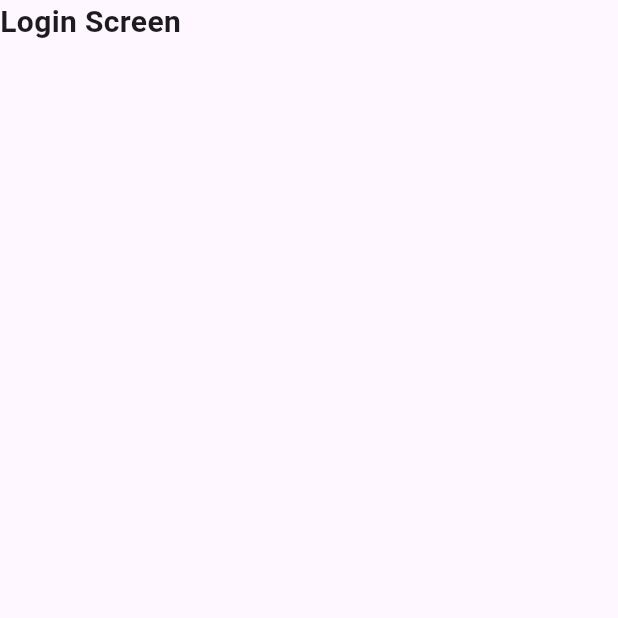
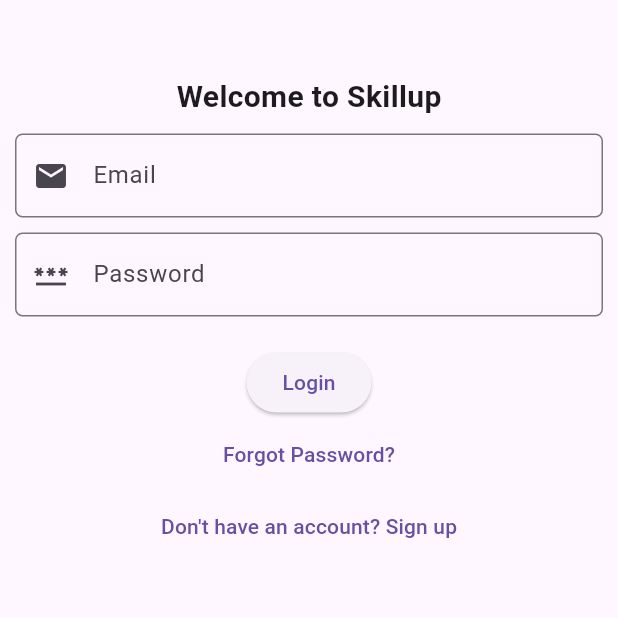
Before and after one commit to Syfur007/skillup, a Flutter app: the screen it shows after launch, on a phone screen of 412 x 824 dp, the top half of it. Run offline on Flutter 3.47's test engine with Material 3 defaults, Android fonts, the phone set to English and light mode, and no system bars; our stand-ins replace firebase_core, firebase_crashlytics; accounts and stored records are empty.

Commit message:
feat: implement authentication logic in AuthProvider and enhance LoginScreen UI with form validation

```diff
--- a/lib/features/auth/providers/auth_provider.dart
+++ b/lib/features/auth/providers/auth_provider.dart
@@ -3,3 +3,27 @@
 // Choose your preferred state solution (Riverpod, Provider, Bloc) and wire it.
 
 // Placeholder: implement AuthProvider here.
+
+class AuthProvider {
+  // Add authentication logic here
+  String? validateEmail(String? value) {
+    if (value == null || value.isEmpty) {
+      return 'Email is required';
+    }
+    final emailRegex = RegExp(r'^[\w-\.]+@([\w-]+\.)+[\w-]{2,4}$');
+    if (!emailRegex.hasMatch(value)) {
+      return 'Enter a valid email address';
+    }
+    return null;
+  }
+
+  String? validatePassword(String? value) {
+    if (value == null || value.isEmpty) {
+      return 'Password is required';
+    }
+    if (value.length < 6) {
+      return 'Password must be at least 6 characters long';
+    }
+    return null;
+  }
+}
--- a/lib/features/auth/screens/login_screen.dart
+++ b/lib/features/auth/screens/login_screen.dart
@@ -1,4 +1,7 @@
 import 'package:flutter/material.dart';
+import '../providers/auth_provider.dart';
+
+final _formKey = GlobalKey<FormState>();
 
 class LoginScreen extends StatefulWidget {
   const LoginScreen({super.key});
@@ -8,16 +11,101 @@ class LoginScreen extends StatefulWidget {
 }
 
 class _LoginScreenState extends State<LoginScreen> {
+  final TextEditingController _emailController = TextEditingController();
+  final TextEditingController _passwordController = TextEditingController();
+
+  @override
+  void initState() {
+    super.initState();
+  }
+
+  @override
+  void dispose() {
+    _emailController.dispose();
+    _passwordController.dispose();
+    super.dispose();
+  }
+
+  void _clearFields() {
+    _emailController.clear();
+    _passwordController.clear();
+  }
+
   @override
   Widget build(BuildContext context) {
     return Scaffold(
       body: SafeArea(
         child: Column(
           children: [
-            Text("Login Screen", style: TextStyle(fontSize: 20, fontWeight: FontWeight.bold)),
+            SizedBox(height: 50),
+            Flexible(
+              child: Text(
+                "Welcome to Skillup",
+                style: TextStyle(fontSize: 20, fontWeight: FontWeight.bold),
+              ),
+            ),
+            Form(
+              key: _formKey,
+              child: Column(
+                children: [
+                  Padding(
+                    padding: const EdgeInsets.fromLTRB(10, 10, 10, 0),
+                    child: TextFormField(
+                      controller: _emailController,
+                      validator: (value) {
+                        return AuthProvider().validateEmail(value);
+                      },
+                      decoration: const InputDecoration(
+                        prefixIcon: Icon(Icons.email),
+                        hintText: "Enter your email",
+                        labelText: "Email",
+                        border: OutlineInputBorder(
+                          borderRadius: BorderRadius.all(Radius.circular(5)),
+                        ),
+                      ),
+                    ),
+                  ),
+                  Padding(
+                    padding: const EdgeInsets.fromLTRB(10, 10, 10, 0),
+                    child: TextFormField(
+                      controller: _passwordController,
+                      validator: (value) {
+                        return AuthProvider().validatePassword(value);
+                      },
 
+                      obscureText: true,
+                      decoration: const InputDecoration(
+                        prefixIcon: Icon(Icons.password),
+                        labelText: "Password",
+                        hintText: "Enter your Password",
+                        border: OutlineInputBorder(
+                          borderRadius: BorderRadius.all(Radius.circular(5)),
+                        ),
+                      ),
+                    ),
+                  ),
+                  SizedBox(height: 20),
+                  ElevatedButton(
+                    onPressed: () {
+                      if (_formKey.currentState!.validate()) {
+                        print('Email: ${_emailController.text}');
+                        print('Password: ${_passwordController.text}');
+                        _clearFields();
+                      }
+                    },
+                    child: Text("Login"),
+                  ),
+                  TextButton(onPressed: () {}, child: Text("Forgot Password?")),
+                  TextButton(
+                    onPressed: () {},
+                    child: Text("Don't have an account? Sign up"),
+                  ),
+                ],
+              ),
+            ),
           ],
         ),
-      ));
+      ),
+    );
   }
 }
```
